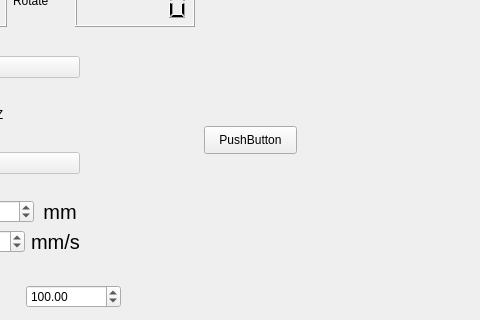
This is core/mainwindow.ui in kmolLin/PAOM_ids as Qt 5 draws it before an edit; both pictures show x 575 to 1055 and y 103 to 423 of the 1400 by 731 pixel window. The edited form follows.
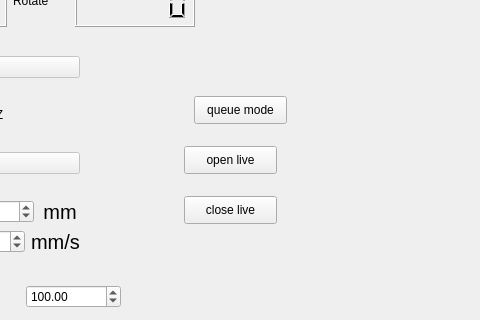
This is the edited form. Icons and pictures are not drawn.

Commit message: have bug in once clicked the btn queue

Patch:
```diff
--- a/core/mainwindow.ui
+++ b/core/mainwindow.ui
@@ -843,14 +843,40 @@
         <widget class="QPushButton" name="testbtn">
          <property name="geometry">
           <rect>
-           <x>770</x>
-           <y>220</y>
+           <x>760</x>
+           <y>190</y>
            <width>93</width>
            <height>28</height>
           </rect>
          </property>
          <property name="text">
-          <string>PushButton</string>
+          <string>queue mode</string>
+         </property>
+        </widget>
+        <widget class="QPushButton" name="openlive">
+         <property name="geometry">
+          <rect>
+           <x>750</x>
+           <y>240</y>
+           <width>93</width>
+           <height>28</height>
+          </rect>
+         </property>
+         <property name="text">
+          <string>open live</string>
+         </property>
+        </widget>
+        <widget class="QPushButton" name="close_live">
+         <property name="geometry">
+          <rect>
+           <x>750</x>
+           <y>290</y>
+           <width>93</width>
+           <height>28</height>
+          </rect>
+         </property>
+         <property name="text">
+          <string>close live</string>
          </property>
         </widget>
        </widget>
```
The commit also changes 1 other file.
